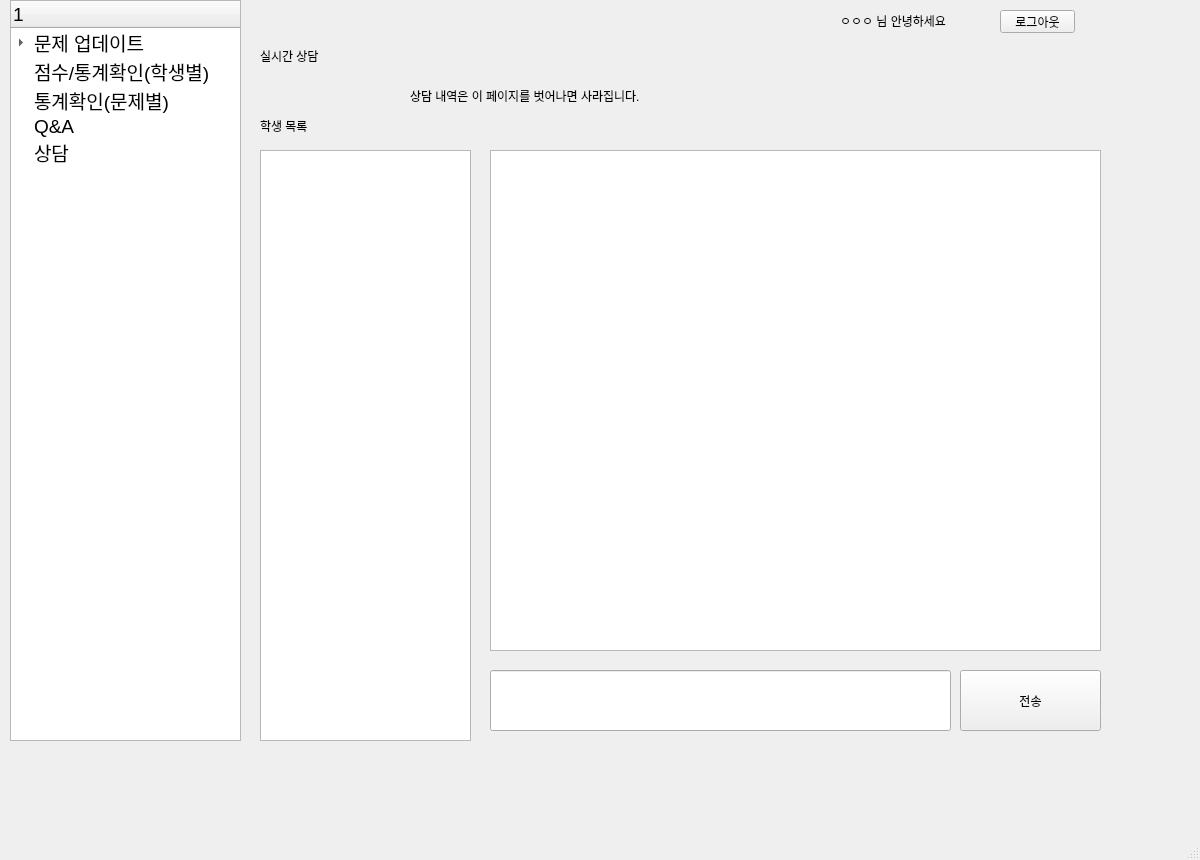
First picture: the form in Teacher.ui, repository gitaeyu/Education_app, before the edit.
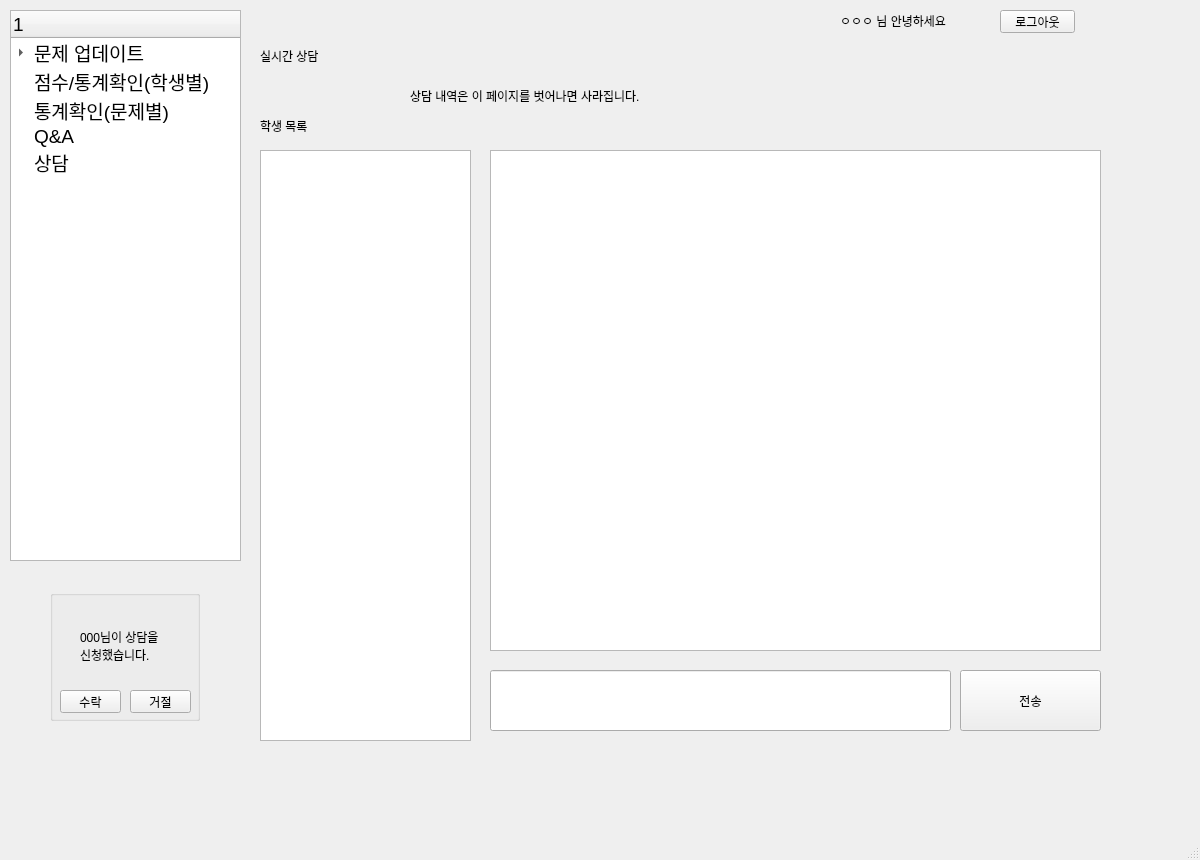
Second picture: the form after the edit.

Patch:
```diff
--- a/Teacher.ui
+++ b/Teacher.ui
@@ -1124,9 +1124,9 @@
       <property name="geometry">
        <rect>
         <x>10</x>
-        <y>0</y>
+        <y>10</y>
         <width>231</width>
-        <height>741</height>
+        <height>551</height>
        </rect>
       </property>
       <property name="font">
@@ -1209,6 +1209,59 @@
        <string>로그아웃</string>
       </property>
      </widget>
+     <widget class="QGroupBox" name="gb_invite">
+      <property name="geometry">
+       <rect>
+        <x>50</x>
+        <y>590</y>
+        <width>150</width>
+        <height>131</height>
+       </rect>
+      </property>
+      <property name="title">
+       <string/>
+      </property>
+      <widget class="QPushButton" name="btn_invite_Ok">
+       <property name="geometry">
+        <rect>
+         <x>10</x>
+         <y>100</y>
+         <width>61</width>
+         <height>23</height>
+        </rect>
+       </property>
+       <property name="text">
+        <string>수락</string>
+       </property>
+      </widget>
+      <widget class="QPushButton" name="btn_invite_No">
+       <property name="geometry">
+        <rect>
+         <x>80</x>
+         <y>100</y>
+         <width>61</width>
+         <height>23</height>
+        </rect>
+       </property>
+       <property name="text">
+        <string>거절</string>
+       </property>
+      </widget>
+      <widget class="QLabel" name="lb_invite_message">
+       <property name="geometry">
+        <rect>
+         <x>30</x>
+         <y>20</y>
+         <width>91</width>
+         <height>71</height>
+        </rect>
+       </property>
+       <property name="text">
+        <string>000님이 상담을
+신청했습니다.</string>
+       </property>
+      </widget>
+     </widget>
     </widget>
    </widget>
   </widget>
```
